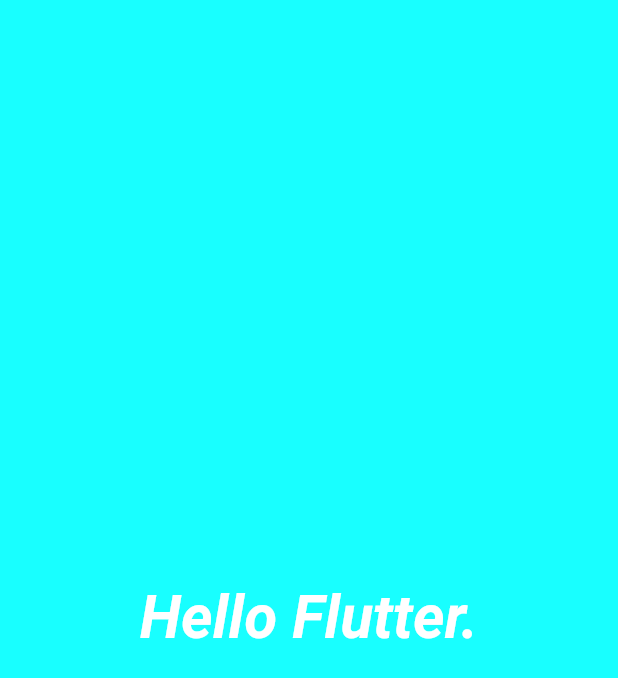
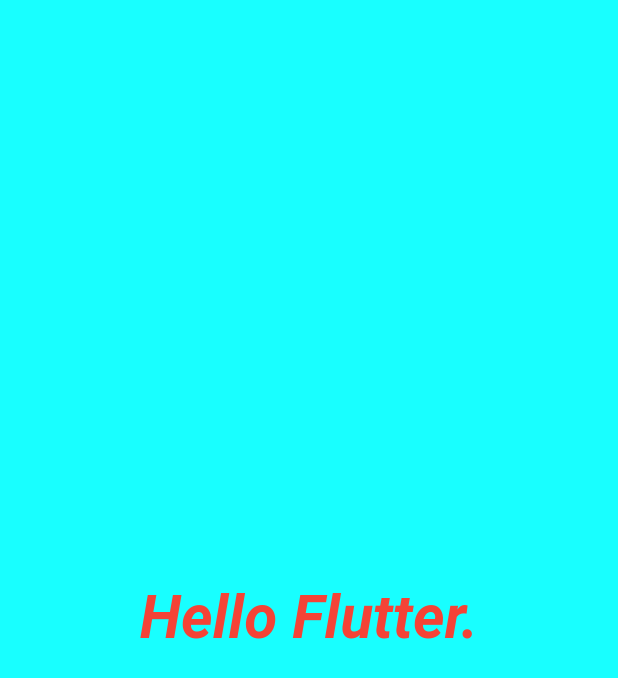
Before and after one commit to hasnainrabby/first_flutter_app, a Flutter app: the screen it shows after launch, on a phone screen of 412 x 824 dp. Shown: the top 678 px of the screen. Run offline on Flutter 3.47's test engine with Material 2 defaults, Android fonts, the phone set to English and light mode, and no system bars.

```diff
--- a/lib/ui/home.dart
+++ b/lib/ui/home.dart
@@ -15,7 +15,7 @@ class Home extends StatelessWidget //StatelessWidget is a build in class
               style: TextStyle(fontSize: 40,
                   fontStyle: FontStyle.italic,
                   fontWeight: FontWeight.bold,
-                  color: Colors.white),
+                  color: Colors.red),
             )));
     //return const Center(                                                         //Center is another widget & child is key property.
     //child: Text("Hello Flutter",textDirection: TextDirection.ltr,));
```
